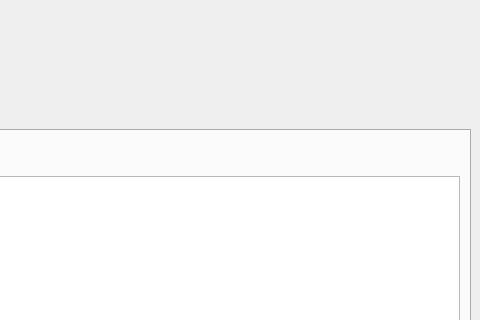
Above: trade_monitor/trade_monitor/gui_monitor.ui from takkin-takilog/namake-trader before the change; both pictures show x 456 to 936 and y 0 to 320 of the 936 by 851 pixel window. Below: the same form after it.
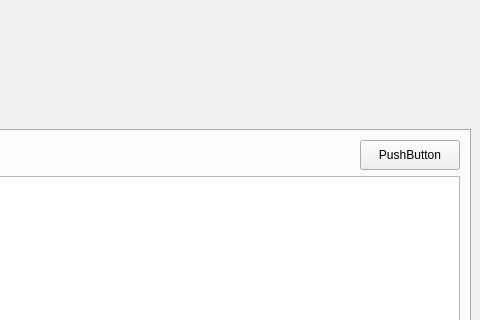
That is the form after the change.

```diff
--- a/trade_monitor/trade_monitor/gui_monitor.ui
+++ b/trade_monitor/trade_monitor/gui_monitor.ui
@@ -265,6 +265,25 @@
             </property>
            </spacer>
           </item>
+          <item>
+           <widget class="QPushButton" name="pushButton_gapfill_heatmap">
+            <property name="sizePolicy">
+             <sizepolicy hsizetype="Fixed" vsizetype="Fixed">
+              <horstretch>0</horstretch>
+              <verstretch>0</verstretch>
+             </sizepolicy>
+            </property>
+            <property name="minimumSize">
+             <size>
+              <width>100</width>
+              <height>30</height>
+             </size>
+            </property>
+            <property name="text">
+             <string>PushButton</string>
+            </property>
+           </widget>
+          </item>
          </layout>
         </item>
         <item>
```
